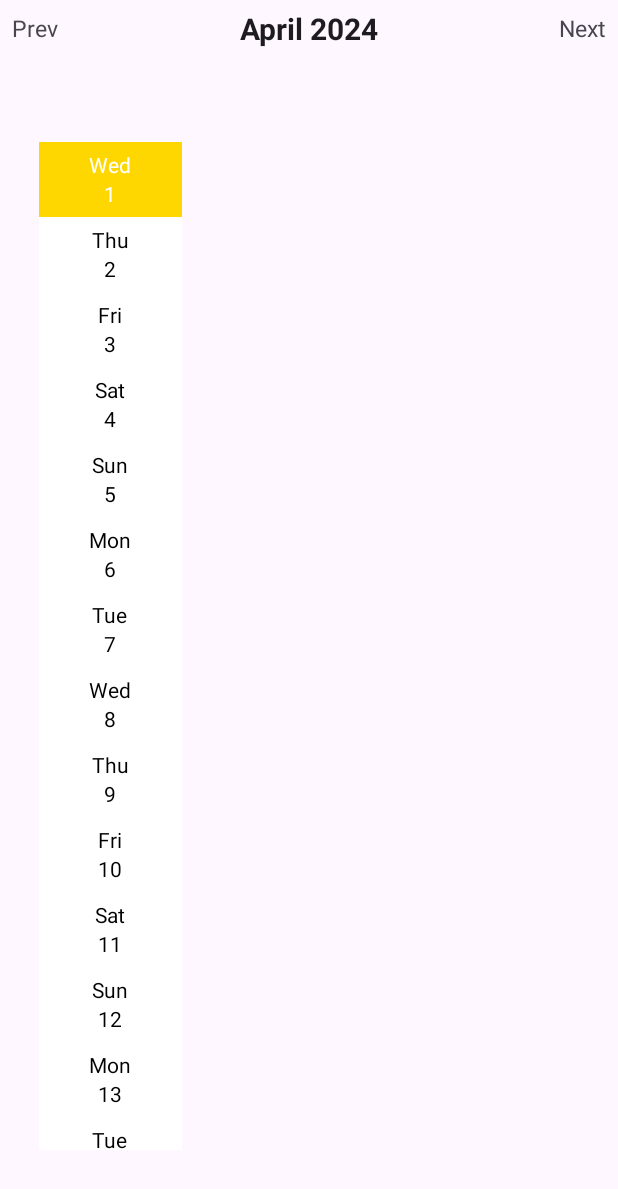
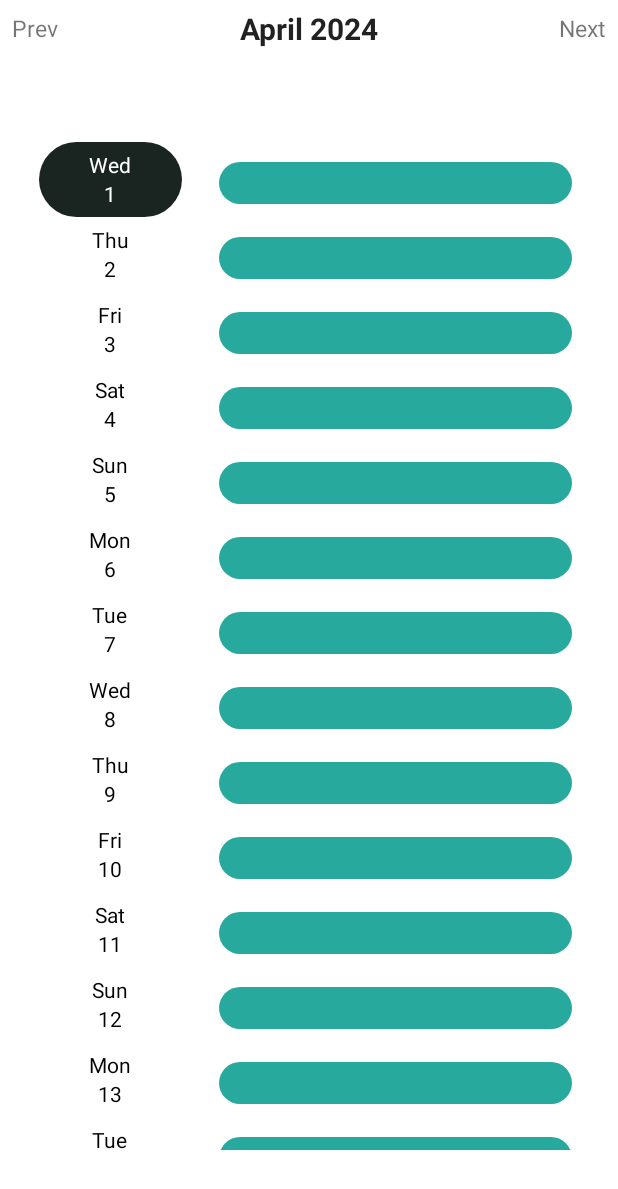
Before and after one commit to shivam-sharma02/Calendar-APP, an Android app: the screen it shows after launch (MainActivity), after a tap on "Next", on a phone screen of 412 x 824 dp. Shown: the top 1189 px of the screen. Run offline under Robolectric (Android 15) with nearby library versions, the phone set to English and light mode, and no system bars; our stand-ins replace Room's generated code.

Commit message:
improved UI a bit

```diff
--- a/app/src/main/AndroidManifest.xml
+++ b/app/src/main/AndroidManifest.xml
@@ -7,10 +7,10 @@
         android:dataExtractionRules="@xml/data_extraction_rules"
         android:fullBackupContent="@xml/backup_rules"
         android:icon="@mipmap/ic_launcher"
-        android:label="@string/app_name"
+        android:label=" "
         android:roundIcon="@mipmap/ic_launcher_round"
         android:supportsRtl="true"
-        android:theme="@style/Theme.CustomCalendar"
+        android:theme="@style/AppTheme"
         tools:targetApi="31">
         <activity
             android:name=".WriteEvents"
--- a/app/src/main/java/com/example/customcalendar/CalendarAdapter.kt
+++ b/app/src/main/java/com/example/customcalendar/CalendarAdapter.kt
@@ -1,6 +1,7 @@
 import android.content.Context
 import android.content.Intent
 import android.graphics.Color
+import android.provider.CalendarContract.Events
 import android.util.Log
 import android.view.LayoutInflater
 import android.view.View
@@ -13,6 +14,7 @@ import androidx.core.content.ContextCompat
 import androidx.recyclerview.widget.RecyclerView
 import com.example.customcalendar.R
 import com.example.customcalendar.WriteEvents
+import com.example.model.Event
 import java.sql.RowId
 import java.text.ParseException
 import java.text.SimpleDateFormat
@@ -25,7 +27,8 @@ import java.util.Locale
 class CalendarAdapter(private val context: Context,
                       private val data: ArrayList<Date>,
                       private val currentDate: Calendar,
-                      private val changeMonth: Calendar?): RecyclerView.Adapter<CalendarAdapter.ViewHolder>() {
+                      private val changeMonth: Calendar?,
+                      private val events: List<Event> ): RecyclerView.Adapter<CalendarAdapter.ViewHolder>() {
     private var mListener: OnItemClickListener? = null
     private var index = -1
     private var selectCurrentDate = true
@@ -101,11 +104,27 @@ class CalendarAdapter(private val context: Context,
                 } else makeItemDisabled(holder)
             else makeItemDisabled(holder)
         else makeItemDisabled(holder)
+
+        val sdfCompare = SimpleDateFormat("MMMM dd", Locale.ENGLISH)
+        val formattedDateCompare = sdfCompare.format(cal.time)
+
+        val eventForDate = events.find { it.eventDate == formattedDateCompare }
+
+        // Update UI based on event
+
+        if (eventForDate != null) {
+            // Show event in eventContent TextView
+            holder.eventContent.text = eventForDate.eventDescription
+        } else {
+            // No event for this date, hide eventContent TextView or show "No event"
+            holder.eventContent.text = " "
+        }
     }
 
     inner class ViewHolder(itemView: View,val listener: OnItemClickListener): RecyclerView.ViewHolder(itemView) {
         var txtDay = itemView.findViewById<TextView>(R.id.txt_date)
         var txtDayInWeek = itemView.findViewById<TextView>(R.id.txt_day)
+        var eventContent = itemView.findViewById<TextView>(R.id.eventContent)
         var linearLayout = itemView.findViewById<LinearLayout>(R.id.calendar_linear_layout)
     }
 
@@ -128,7 +147,7 @@ class CalendarAdapter(private val context: Context,
     private fun makeItemSelected(holder: ViewHolder) {
         holder.txtDay!!.setTextColor(Color.parseColor("#FFFFFF"))
         holder.txtDayInWeek!!.setTextColor(Color.parseColor("#FFFFFF"))
-        holder.linearLayout!!.setBackgroundColor(ContextCompat.getColor(context, R.color.ThemeColor1)) // theme color 1
+        holder.linearLayout!!.setBackgroundResource(R.drawable.background_top) // theme color 1
         holder.linearLayout!!.isEnabled = false
     }
 
@@ -156,9 +175,16 @@ class CalendarAdapter(private val context: Context,
             val date = holder.txtDay.text.toString()
             val month = selectedMonth.toString()
 
+            val cal = Calendar.getInstance()
+            cal.set(Calendar.MONTH, selectedMonth)
+            cal.set(Calendar.DAY_OF_MONTH, holder.txtDay.text.toString().toInt())
+
+            val sdf = SimpleDateFormat("MMMM dd", Locale.ENGLISH)
+            val formattedDate = sdf.format(cal.time)
+
             val intent = Intent(context, WriteEvents::class.java)
-            intent.putExtra("EXTRA_DATE", date)
-            intent.putExtra("EXTRA_MONTH", month)
+            intent.putExtra("EXTRA_DATE", formattedDate)
+//            intent.putExtra("EXTRA_MONTH", month)
             Log.e("intentExtra", "intent extra date which is $date has been sent and month is $month")
             context.startActivity(intent)
 
--- a/app/src/main/java/com/example/customcalendar/EventViewModel.kt
+++ b/app/src/main/java/com/example/customcalendar/EventViewModel.kt
@@ -13,7 +13,8 @@ class EventViewModel(
         eventRepository.upsert(event)
     }
 
-//    fun getSavedEvents() = eventRepository.getSavedEvents(date = )
+//    fun getSavedEvents(date: String?) = eventRepository.getSavedEvents(date)
+    fun getEvents() = eventRepository.getAllEvents()
 
     fun deleteEvent(event: Event) = viewModelScope.launch {
         eventRepository.deleteEvent(event)
--- a/app/src/main/java/com/example/customcalendar/MainActivity.kt
+++ b/app/src/main/java/com/example/customcalendar/MainActivity.kt
@@ -4,12 +4,14 @@ import CalendarAdapter
 import androidx.appcompat.app.AppCompatActivity
 import android.os.Bundle
 import android.widget.TextView
+import androidx.lifecycle.LiveData
+import androidx.lifecycle.Observer
 import androidx.lifecycle.ViewModelProvider
 import androidx.recyclerview.widget.LinearLayoutManager
 import androidx.recyclerview.widget.LinearSnapHelper
 import androidx.recyclerview.widget.RecyclerView
-import androidx.recyclerview.widget.RecyclerView.Recycler
 import com.example.db.EventDatabase
+import com.example.model.Event
 import com.example.repository.EventRepository
 import java.text.SimpleDateFormat
 import java.util.Calendar
@@ -58,29 +60,35 @@ class MainActivity : AppCompatActivity() {
 
         lastDayInCalendar.add(Calendar.MONTH, 9)
 
-        setUpCalendar()
+        viewModel.getEvents().observe(this, Observer<List<Event>> {events ->
+
+            setUpCalendar(events)
 
             prevMonthTextView!!.setOnClickListener {
                 if (cal.after(currentDate)) {
                     cal.add(Calendar.MONTH, -1)
                     if (cal == currentDate)
-                    setUpCalendar()
+                        setUpCalendar(events)
                     else
-                    setUpCalendar(changeMonth = cal)
+                        setUpCalendar(events,changeMonth = cal)
                 }
             }
 
             nextMonthTextView!!.setOnClickListener {
                 if (cal.before(lastDayInCalendar)) {
                     cal.add(Calendar.MONTH, 1)
-                setUpCalendar(changeMonth = cal)
+                    setUpCalendar(events,changeMonth = cal)
                 }
             }
+
+        })
+
+
 
 
     }
 
-    private fun setUpCalendar(changeMonth: Calendar? = null) {
+    private fun setUpCalendar(events: List<Event> = emptyList(), changeMonth: Calendar? = null) {
         // first part
         currMonthTextView!!.text = sdf.format(cal.time)
         val monthCalendar = cal.clone() as Calendar
@@ -117,7 +125,7 @@ class MainActivity : AppCompatActivity() {
         // third part
         val layoutManager = LinearLayoutManager(this, LinearLayoutManager.VERTICAL, false)
         recyclerView!!.layoutManager = layoutManager
-        val calendarAdapter = CalendarAdapter(this, dates, currentDate, changeMonth)
+        val calendarAdapter = CalendarAdapter(this, dates, currentDate, changeMonth, events)
         recyclerView!!.adapter = calendarAdapter
 
         when {
--- a/app/src/main/java/com/example/repository/EventRepository.kt
+++ b/app/src/main/java/com/example/repository/EventRepository.kt
@@ -13,4 +13,6 @@ class EventRepository(
 
     suspend fun deleteEvent(event: Event) = db.getEventsDao().deleteEvent(event)
 
+    fun getAllEvents() = db.getEventsDao().getAllEvents()
+
 }
--- /dev/null
+++ b/app/src/main/res/drawable/background_top.xml
@@ -0,0 +1,8 @@
+<?xml version="1.0" encoding="utf-8"?>
+<shape xmlns:android="http://schemas.android.com/apk/res/android"
+    android:shape="rectangle">
+
+    <corners android:radius="700dp"/>
+    <solid android:color="@color/ThemeColor1"/>
+
+</shape>
--- /dev/null
+++ b/app/src/main/res/drawable/rounded_background.xml
@@ -0,0 +1,8 @@
+<?xml version="1.0" encoding="utf-8"?>
+<shape xmlns:android="http://schemas.android.com/apk/res/android"
+    android:shape="rectangle">
+
+    <corners android:radius="50dp"/>
+    <solid android:color="#28a99e"/>
+
+</shape>
--- a/app/src/main/res/layout/activity_write_events.xml
+++ b/app/src/main/res/layout/activity_write_events.xml
@@ -69,7 +69,7 @@
     <Switch
         android:id="@+id/alarmSwitch"
         android:layout_width="wrap_content"
-        android:layout_height="wrap_content"
+        android:layout_height="48dp"
         android:text="Alarm"
         tools:layout_editor_absoluteX="24dp"
         tools:layout_editor_absoluteY="185dp"
--- a/app/src/main/res/layout/custom_calendar.xml
+++ b/app/src/main/res/layout/custom_calendar.xml
@@ -2,6 +2,7 @@
 <androidx.constraintlayout.widget.ConstraintLayout xmlns:android="http://schemas.android.com/apk/res/android"
     android:layout_width="match_parent"
     android:layout_height="wrap_content"
+    android:background="#FFFFFF"
     android:id="@+id/calendar_constraint_layout"
     xmlns:app="http://schemas.android.com/apk/res-auto">
 
@@ -30,21 +31,40 @@
     </LinearLayout>
 
 
-    <androidx.recyclerview.widget.RecyclerView
-        android:id="@+id/eventRecycle"
-        android:layout_width="200dp"
-        android:layout_height="wrap_content"
+<!--    <androidx.recyclerview.widget.RecyclerView-->
+<!--        android:id="@+id/eventRecycle"-->
+<!--        android:layout_width="200dp"-->
+<!--        android:layout_height="wrap_content"-->
+<!--        app:layout_constraintEnd_toEndOf="parent"-->
+<!--        android:layout_marginEnd="15dp"-->
+<!--        app:layout_constraintStart_toStartOf="parent"-->
+<!--        app:layout_constraintTop_toTopOf="parent" />-->
+
+    <TextView
+        android:id="@+id/eventContent"
+        android:layout_width="235dp"
+        android:layout_height="28dp"
+        app:layout_constraintTop_toTopOf="parent"
+        android:textColor="@color/white"
+        android:text="Hello there this is shivam sharma HOw you are doing"
+        android:paddingLeft="8dp"
+        android:paddingTop="2dp"
+        android:paddingRight="8dp"
+        android:paddingBottom="5dp"
+        android:layout_marginTop="13dp"
+        android:maxLines="1"
+        android:ellipsize="end"
+        android:gravity="center"
+        android:background="@drawable/rounded_background"
+        app:layout_constraintStart_toEndOf="@+id/calendar_linear_layout"
         app:layout_constraintEnd_toEndOf="parent"
-        android:layout_marginEnd="15dp"
-        app:layout_constraintStart_toStartOf="parent"
-        app:layout_constraintTop_toTopOf="parent" />
+        />
 
-        <androidx.recyclerview.widget.RecyclerView
-            android:layout_width="55dp"
-            android:layout_height="wrap_content"
-            android:id="@+id/alarmRecycle"
-            app:layout_constraintTop_toTopOf="parent"
-            app:layout_constraintEnd_toEndOf="parent"
-            app:layout_constraintStart_toEndOf="@+id/eventRecycle"/>
+<!--        <androidx.recyclerview.widget.RecyclerView-->
+<!--            android:layout_width="55dp"-->
+<!--            android:layout_height="wrap_content"-->
+<!--            android:id="@+id/alarmRecycle"-->
+<!--            app:layout_constraintTop_toTopOf="parent"-->
+<!--            app:layout_constraintEnd_toEndOf="parent"/>-->
 
 </androidx.constraintlayout.widget.ConstraintLayout>
--- a/app/src/main/res/values/colors.xml
+++ b/app/src/main/res/values/colors.xml
@@ -2,7 +2,8 @@
 <resources>
     <color name="black">#FF000000</color>
     <color name="white">#FFFFFFFF</color>
-    <color name="ThemeColor1">#FFD700</color>
+    <color name="ThemeColor1">#1A2421</color>
     <color name="ThemeColor2">#00008B</color>
+    <color name="PrimaryTheme">#28a99e</color>
 
 </resources>
--- /dev/null
+++ b/app/src/main/res/values/styles.xml
@@ -0,0 +1,8 @@
+<?xml version="1.0" encoding="utf-8"?>
+<resources>
+    <style name="AppTheme" parent="Theme.MaterialComponents.DayNight.NoActionBar">
+        <item name="android:statusBarColor">@color/ThemeColor1</item>
+        <item name="android:colorPrimary">@color/PrimaryTheme</item>
+        <item name="android:colorPrimaryDark">@color/PrimaryTheme</item>
+    </style>
+</resources>
```
Also changed, not shown: app/src/main/java/com/example/customcalendar/WriteEvents.kt (+10 -4 lines), app/src/main/res/layout/event_item.xml (+30 -1 lines). Lines whose indentation alone changed are shown as unchanged.
